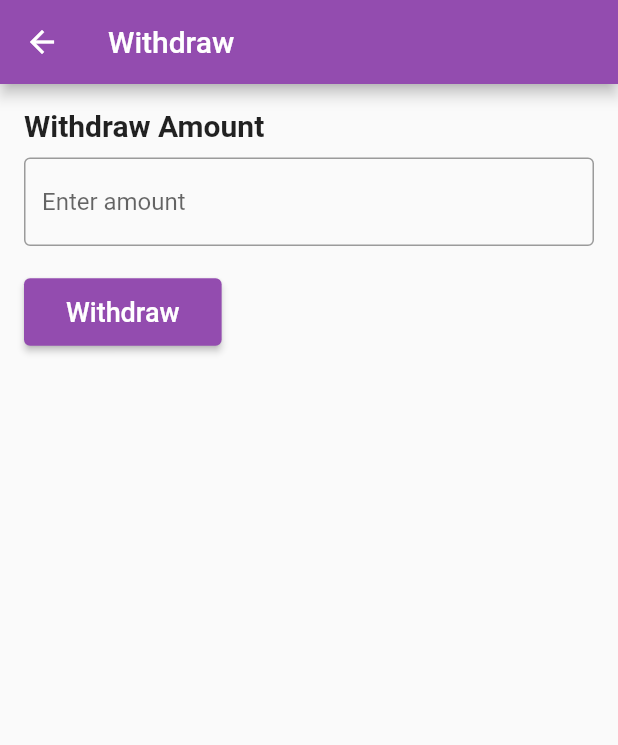
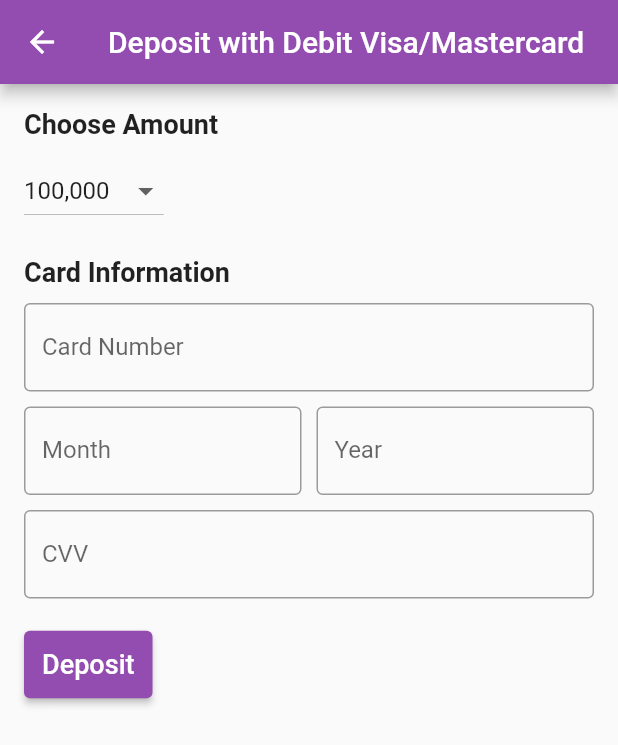
Before and after one commit to George535220173/UAS_E-MONEY, a Flutter app: the DepositPage screen opened directly, after a tap on "Debit Visa/Mastercard", on a phone screen of 412 x 824 dp. Shown: the top 745 px of the screen. Run offline on Flutter 3.47's test engine with Material 2 defaults, Android fonts, the phone set to English and light mode, and no system bars; network calls fail.

```diff
--- a/lib/Deposit/debit.dart
+++ b/lib/Deposit/debit.dart
@@ -1,14 +1,25 @@
 import 'package:flutter/material.dart';
+import 'package:flutter/services.dart';
+import 'package:uas_emoney/money.dart';
 
-class debitPage extends StatelessWidget {
+class debitPage extends StatefulWidget {
   const debitPage({Key? key}) : super(key: key);
+
+  @override
+  _debitPageState createState() => _debitPageState();
+}
+
+class _debitPageState extends State<debitPage> {
+  String selectedAmount = '100,000'; // Default selected amount
+  TextEditingController monthController = TextEditingController();
+  TextEditingController yearController = TextEditingController();
 
   @override
   Widget build(BuildContext context) {
     return Scaffold(
       appBar: AppBar(
-        title: Text('Withdraw'),
-        backgroundColor: Color.fromARGB(255, 147, 76, 175), // Warna tema e-money
+        title: Text('Deposit with Debit Visa/Mastercard'),
+        backgroundColor: Color.fromARGB(255, 147, 76, 175),
       ),
       body: Padding(
         padding: const EdgeInsets.all(16.0),
@@ -16,34 +27,41 @@ class debitPage extends StatelessWidget {
           crossAxisAlignment: CrossAxisAlignment.start,
           children: [
             Text(
-              'Withdraw Amount',
+              'Choose Amount',
               style: TextStyle(
                 fontWeight: FontWeight.bold,
-                fontSize: 20,
+                fontSize: 18,
               ),
             ),
             SizedBox(height: 10),
-            TextField(
-              decoration: InputDecoration(
-                hintText: 'Enter amount',
-                border: OutlineInputBorder(),
+            buildAmountDropdown(),
+            SizedBox(height: 20),
+            Text(
+              'Card Information',
+              style: TextStyle(
+                fontWeight: FontWeight.bold,
+                fontSize: 18,
               ),
             ),
+            SizedBox(height: 10),
+            buildCardInfoField('Card Number', 16),
+            SizedBox(height: 10),
+            buildExpirationDateFields(),
+            SizedBox(height: 10),
+            buildCardInfoField('CVV', 3),
             SizedBox(height: 20),
             ElevatedButton(
               onPressed: () {
-                // Implement withdrawal logic
+                depositAmount(); // Call the deposit function
               },
               style: ElevatedButton.styleFrom(
-                primary: Color.fromARGB(255, 147, 76, 175), // Warna tema e-money
+                primary: Color.fromARGB(255, 147, 76, 175),
+                padding: const EdgeInsets.all(12.0),
               ),
-              child: Padding(
-                padding: const EdgeInsets.all(12.0),
-                child: Text(
-                  'Withdraw',
-                  style: TextStyle(
-                    fontSize: 18,
-                  ),
+              child: Text(
+                'Deposit',
+                style: TextStyle(
+                  fontSize: 18,
                 ),
               ),
             ),
@@ -52,4 +70,144 @@ class debitPage extends StatelessWidget {
       ),
     );
   }
+
+  Widget buildAmountDropdown() {
+    return DropdownButton<String>(
+      value: selectedAmount,
+      onChanged: (String? newValue) {
+        setState(() {
+          selectedAmount = newValue!;
+        });
+      },
+      items: ['100,000', '200,000', '500,000', '1,000,000']
+          .map<DropdownMenuItem<String>>((String value) {
+        return DropdownMenuItem<String>(
+          value: value,
+          child: Text(value),
+        );
+      }).toList(),
+    );
+  }
+
+  Widget buildCardInfoField(String labelText, int maxLength) {
+    return TextField(
+      keyboardType: TextInputType.number,
+      inputFormatters: [
+        FilteringTextInputFormatter.digitsOnly,
+        LengthLimitingTextInputFormatter(maxLength),
+      ],
+      decoration: InputDecoration(
+        labelText: labelText,
+        border: OutlineInputBorder(),
+      ),
+    );
+  }
+
+  Widget buildExpirationDateFields() {
+    return Row(
+      children: [
+        Expanded(
+          child: GestureDetector(
+            onTap: () {
+              _selectMonth(context);
+            },
+            child: AbsorbPointer(
+              child: TextFormField(
+                controller: monthController,
+                decoration: InputDecoration(
+                  labelText: 'Month',
+                  border: OutlineInputBorder(),
+                ),
+              ),
+            ),
+          ),
+        ),
+        SizedBox(width: 10),
+        Expanded(
+          child: GestureDetector(
+            onTap: () {
+              _selectYear(context);
+            },
+            child: AbsorbPointer(
+              child: TextFormField(
+                controller: yearController,
+                decoration: InputDecoration(
+                  labelText: 'Year',
+                  border: OutlineInputBorder(),
+                ),
+              ),
+            ),
+          ),
+        ),
+      ],
+    );
+  }
+
+  Future<void> _selectMonth(BuildContext context) async {
+    final List<String> monthNames = [
+      'January',
+      'February',
+      'March',
+      'April',
+      'May',
+      'June',
+      'July',
+      'August',
+      'September',
+      'October',
+      'November',
+      'December',
+    ];
+
+    int? selectedMonth = await showDialog<int>(
+      context: context,
+      builder: (BuildContext context) {
+        return SimpleDialog(
+          title: Text('Select Month'),
+          children: List.generate(
+            12,
+            (index) => SimpleDialogOption(
+              onPressed: () {
+                Navigator.pop(context, index + 1);
+              },
+              child: Text(monthNames[index]),
+            ),
+          ),
+        );
+      },
+    );
+
+    if (selectedMonth != null) {
+      monthController.text = selectedMonth.toString();
+    }
+  }
+
+  Future<void> _selectYear(BuildContext context) async {
+    int? selectedYear = await showDialog<int>(
+      context: context,
+      builder: (BuildContext context) {
+        return SimpleDialog(
+          title: Text('Select Year'),
+          children: List.generate(
+            11,
+            (index) => SimpleDialogOption(
+              onPressed: () {
+                Navigator.pop(context, DateTime.now().year + index);
+              },
+              child: Text('${DateTime.now().year + index}'),
+            ),
+          ),
+        );
+      },
+    );
+
+    if (selectedYear != null) {
+      yearController.text = selectedYear.toString();
+    }
+  }
+
+  void depositAmount() {
+    double amount = double.parse(selectedAmount.replaceAll(',', ''));
+    Money.deposit(amount);
+  }
 }
--- a/lib/Deposit/deposit.dart
+++ b/lib/Deposit/deposit.dart
@@ -12,7 +12,7 @@ class DepositPage extends StatelessWidget {
     return Scaffold(
       appBar: AppBar(
         title: Text('Deposit'),
-        backgroundColor: Color.fromARGB(255, 147, 76, 175), // E-money theme color
+        backgroundColor: Color.fromARGB(255, 147, 76, 175),
       ),
       body: Padding(
         padding: const EdgeInsets.all(16.0),
@@ -45,8 +45,8 @@ class DepositPage extends StatelessWidget {
             navigateToPage(context, page);
           },
           style: ElevatedButton.styleFrom(
-            primary: Color.fromARGB(255, 147, 76, 175), // Set button color to E-money theme color
-            padding: EdgeInsets.symmetric(vertical: 10), // Adjust the vertical padding
+            primary: Color.fromARGB(255, 147, 76, 175),
+            padding: EdgeInsets.symmetric(vertical: 10),
           ),
           child: Row(
             mainAxisAlignment: MainAxisAlignment.start,
@@ -54,7 +54,7 @@ class DepositPage extends StatelessWidget {
               SizedBox(width: 20),
               Icon(
                 icon,
-                color: Colors.white, // Set icon color to white
+                color: Colors.white,
                 size: 40,
               ),
               SizedBox(width: 20),
@@ -63,7 +63,7 @@ class DepositPage extends StatelessWidget {
                 style: TextStyle(
                   fontSize: 20,
                   fontWeight: FontWeight.w900,
-                  color: Colors.white, // Set text color to white
+                  color: Colors.white,
                 ),
               ),
             ],
--- /dev/null
+++ b/lib/money.dart
@@ -0,0 +1,11 @@
+class Money {
+  static double totalBalance = 0.0;
+  static Function()? onBalanceChange;
+
+  static void deposit(double amount) {
+    totalBalance += amount;
+    if (onBalanceChange != null) {
+      onBalanceChange!();
+    }
+  }
+}
--- a/pubspec.yaml
+++ b/pubspec.yaml
@@ -30,7 +30,7 @@ environment:
 dependencies:
   flutter:
     sdk: flutter
-
+  intl: ^0.17.0
 
   # The following adds the Cupertino Icons font to your application.
   # Use with the CupertinoIcons class for iOS style icons.
```
Also changed, not shown: lib/Deposit/atm.dart (+4 -5 lines), lib/Home/home.dart (+32 -4 lines), pubspec.lock.
